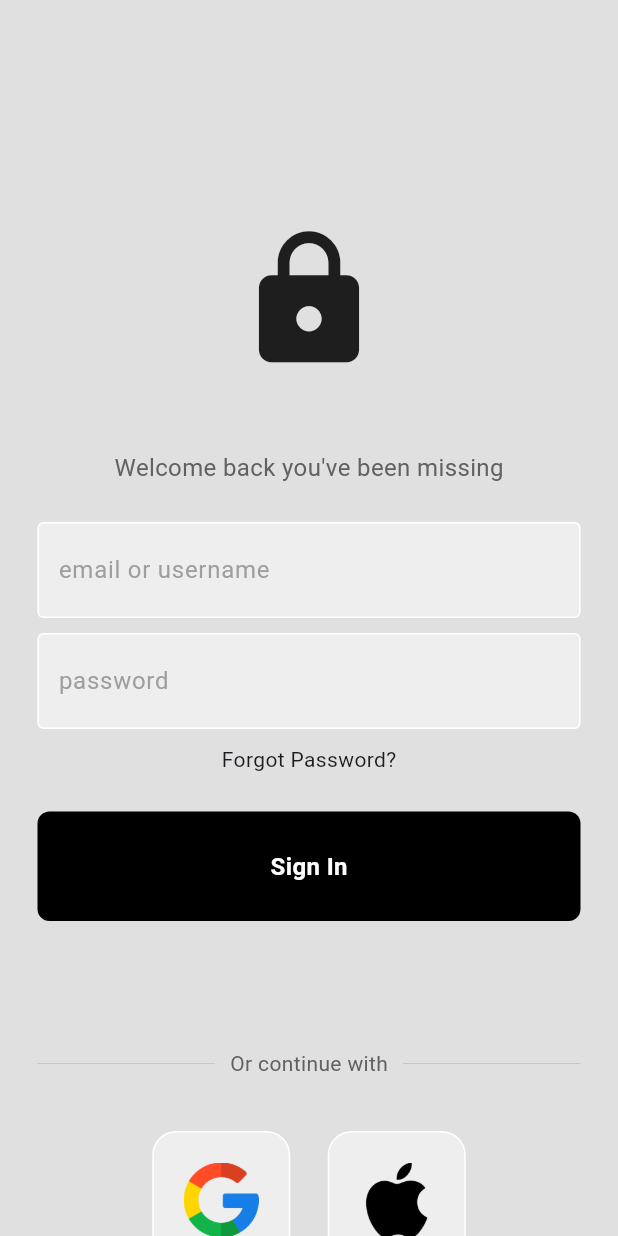
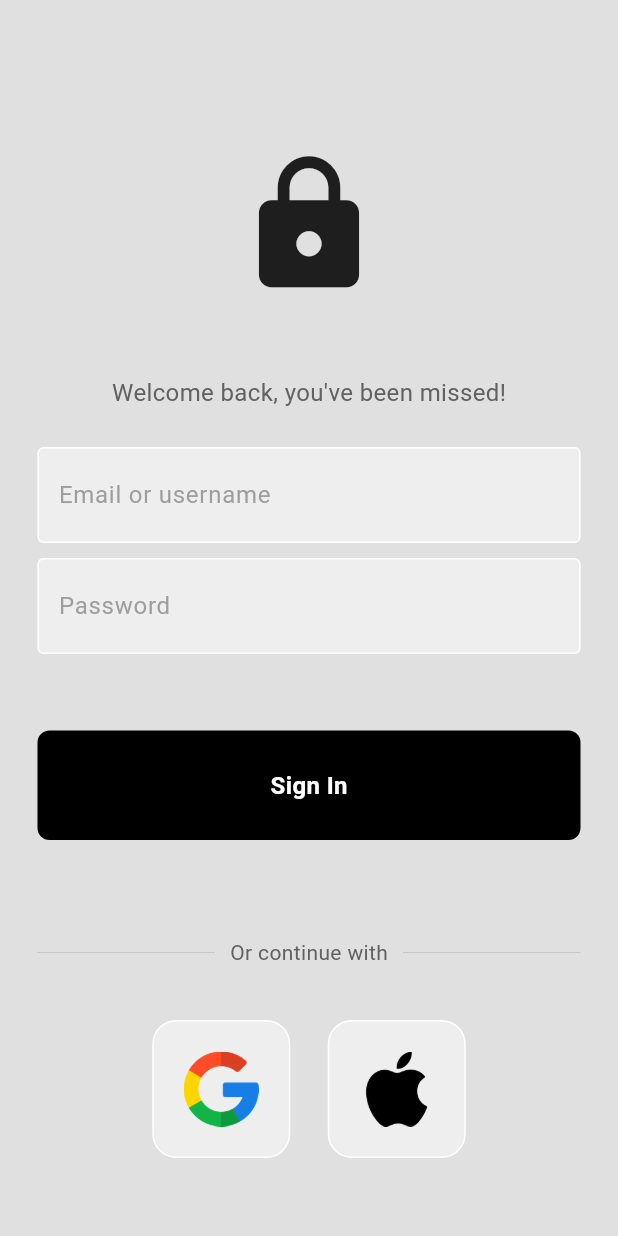
Before and after one commit to mingo-git/Smartender, a Flutter app: the screen it shows after launch, on a phone screen of 412 x 824 dp. Run offline on Flutter 3.47's test engine with Material 3 defaults, Android fonts, the phone set to English and light mode, and no system bars; our stand-ins replace flutter_secure_storage, google_nav_bar.

Commit message:
sign in and register works with backend

```diff
--- a/App/smartender_flutter_app/lib/config/constants.dart
+++ b/App/smartender_flutter_app/lib/config/constants.dart
@@ -1,4 +1,5 @@
 import 'package:flutter/material.dart';
 
-var baseUrl = 'http://localhost:8080';
+var baseUrl = 'http://192.168.178.23:8080/api';
+var apiKey = 'b0ec1aa3-98bd-434d-b6b6-f72b99383859';
 var backgroundcolor = Colors.grey[300];
--- a/App/smartender_flutter_app/lib/screens/login_screen.dart
+++ b/App/smartender_flutter_app/lib/screens/login_screen.dart
@@ -7,30 +7,52 @@ import 'package:smartender_flutter_app/services/auth_service.dart';
 
 import '../config/constants.dart';
 
-class LoginScreen extends StatelessWidget {
+class LoginScreen extends StatefulWidget {
   LoginScreen({super.key});
 
+  @override
+  State<LoginScreen> createState() => _LoginScreenState();
+}
+
+class _LoginScreenState extends State<LoginScreen> {
   final usernameOrEmailController = TextEditingController();
   final passwordController = TextEditingController();
-
   final AuthService _authService = AuthService();
 
-  void signUserIn(BuildContext context) async {
+  // Error messages
+  String errorMessage = '';
+
+  void signUserIn() async {
+    setState(() {
+      // Reset error message
+      errorMessage = '';
+    });
+
     final usernameOrEmail = usernameOrEmailController.text.trim();
     final password = passwordController.text;
 
-    bool success = await _authService.signIn(usernameOrEmail, password);
-    print("SENDE LOGIN DATEN");
-    print(success);
+    if (usernameOrEmail.isEmpty) {
+      setState(() {
+        errorMessage = 'Please enter your email or username.';
+      });
+      return;
+    }
 
-    if (success) {
-      // Navigation zur nächsten Seite
+    if (password.isEmpty) {
+      setState(() {
+        errorMessage = 'Please enter your password.';
+      });
+      return;
+    }
+
+    final result = await _authService.signIn(usernameOrEmail, password);
+
+    if (result['success']) {
       Navigator.pushReplacementNamed(context, '/home');
     } else {
-      // Fehlerbehandlung
-      ScaffoldMessenger.of(context).showSnackBar(
-        SnackBar(content: Text('Login fehlgeschlagen. Bitte überprüfe deine Eingaben.')),
-      );
+      setState(() {
+        errorMessage = result['error'] ?? 'Login failed. Please try again.';
+      });
     }
   }
 
@@ -41,49 +63,42 @@ class LoginScreen extends StatelessWidget {
       body: Column(
         mainAxisAlignment: MainAxisAlignment.center,
         children: [
-          const SizedBox(
-            height: 150,
-          ),
-          const Icon(
-            Icons.lock,
-            size: 100,
-          ),
-          const SizedBox(
-            height: 50,
-          ),
+          const SizedBox(height: 100),
+          const Icon(Icons.lock, size: 100),
+          const SizedBox(height: 50),
           Text(
-            'Welcome back you\'ve been missing',
+            'Welcome back, you\'ve been missed!',
             style: TextStyle(color: Colors.grey[700], fontSize: 16),
           ),
-          const SizedBox(
-            height: 25,
-          ),
+          const SizedBox(height: 25),
           MyTextField(
             controller: usernameOrEmailController,
-            hintText: 'email or username',
+            hintText: 'Email or username',
             obscureText: false,
           ),
           const SizedBox(height: 10),
           MyTextField(
             controller: passwordController,
-            hintText: 'password',
+            hintText: 'Password',
             obscureText: true,
           ),
-          const SizedBox(
-            height: 10,
+          const SizedBox(height: 10),
+          // Error message or placeholder
+          Padding(
+            padding: const EdgeInsets.symmetric(horizontal: 25.0),
+            child: errorMessage.isNotEmpty
+                ? Text(
+              errorMessage,
+              style: const TextStyle(color: Colors.red, fontSize: 12),
+            )
+                : const SizedBox(height: 16), // Placeholder with fixed height
           ),
-          //TODO: Implement forgot password function
-          Text('Forgot Password?'),
-          const SizedBox(
-            height: 25,
-          ),
+          const SizedBox(height: 25),
           MyLoginButton(
             text: 'Sign In',
-            onTap: () => signUserIn(context),
+            onTap: signUserIn,
           ),
-          const SizedBox(
-            height: 50,
-          ),
+          const SizedBox(height: 30),
           Padding(
             padding: const EdgeInsets.all(25.0),
             child: Row(
@@ -110,20 +125,15 @@ class LoginScreen extends StatelessWidget {
               ],
             ),
           ),
-
-          //Google + Apple sign in
           const Row(
             mainAxisAlignment: MainAxisAlignment.center,
             children: [
               SquareTile(imagePath: 'lib/images/google.png'),
-
-              const SizedBox(width: 25,),
-
+              SizedBox(width: 25),
               SquareTile(imagePath: 'lib/images/apple.png'),
             ],
           ),
-          const SizedBox(height: 50,),
-
+          const SizedBox(height: 50),
           Row(
             mainAxisAlignment: MainAxisAlignment.center,
             children: [
@@ -139,23 +149,16 @@ class LoginScreen extends StatelessWidget {
                     MaterialPageRoute(builder: (context) => RegisterScreen()),
                   );
                 },
-                child: Container(
-                  padding: EdgeInsets.all(0),
-                  margin: EdgeInsets.symmetric(horizontal: 0),
-                  child: Center(
-                    child: Text(
-                      'Register now',
-                      style: TextStyle(
-                        color: Colors.blue,
-                        fontWeight: FontWeight.bold,
-                      ),
-                    ),
+                child: const Text(
+                  'Register now',
+                  style: TextStyle(
+                    color: Colors.blue,
+                    fontWeight: FontWeight.bold,
                   ),
                 ),
               ),
             ],
-          )
-
+          ),
         ],
       ),
     );
```
Also changed, not shown: App/smartender_flutter_app/lib/screens/home_screen.dart (+0 -29 lines), App/smartender_flutter_app/lib/screens/register_screen.dart (+73 -46 lines), App/smartender_flutter_app/lib/services/auth_service.dart (+57 -166 lines).
